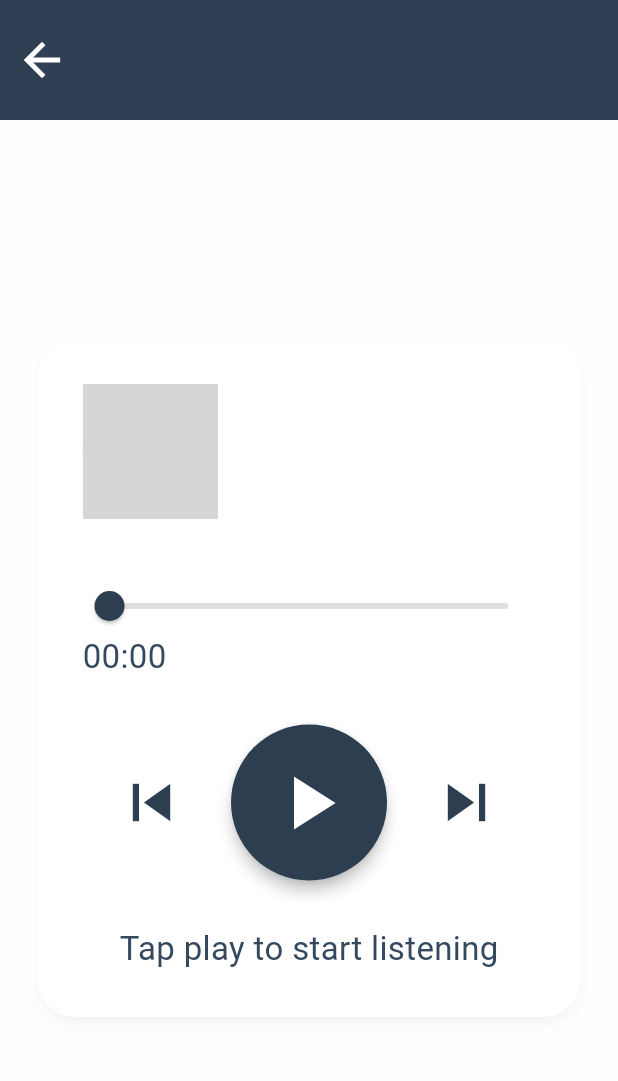
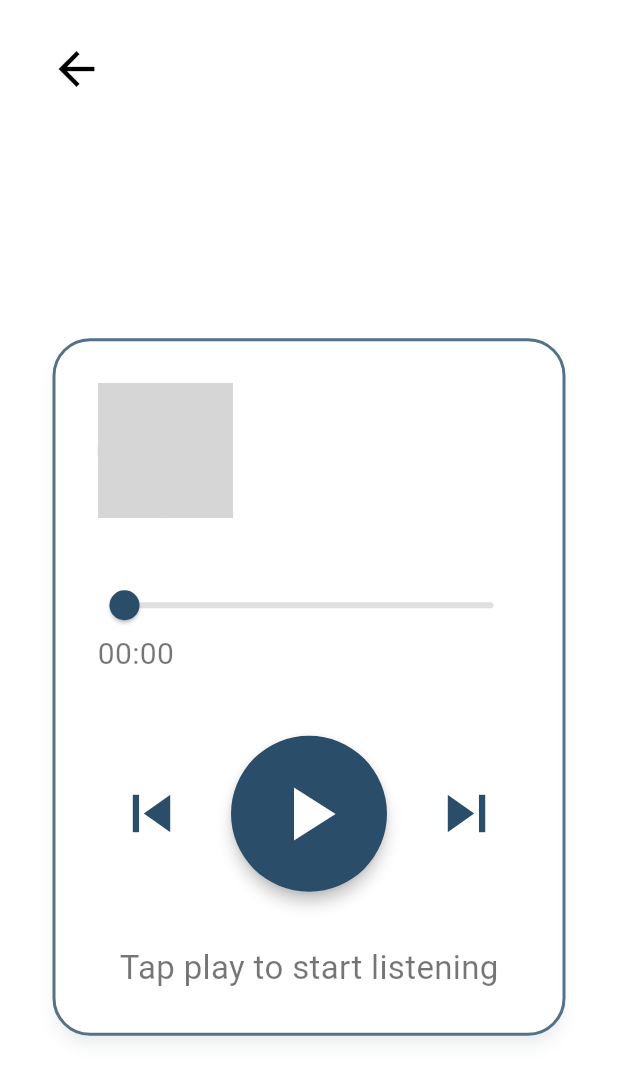
Before and after one commit to Majdalru/2025_GP_13, a Flutter app: the AudioPlayerPage screen opened directly with empty values, on a phone screen of 412 x 824 dp. Shown: the top 1081 px of the screen. Run offline on Flutter 3.47's test engine with Material 3 defaults, Android fonts, the phone set to English and light mode, and no system bars; our stand-ins replace shared_preferences; accounts and stored records are empty; Roboto replaces fonts that are missing (NotoSansArabic); grey boxes are pictures that could not be loaded.

Commit message:
Update audio_player_page.dart

```diff
--- a/lib/elderly_Screens/screens/audio_player_page.dart
+++ b/lib/elderly_Screens/screens/audio_player_page.dart
@@ -12,40 +12,53 @@ class AudioPlayerPage extends StatelessWidget {
 
   @override
   Widget build(BuildContext context) {
-    const backgroundColor = Color(0xFFFDFEFE);
-    const appBarColor = Color(0xFF2C3E50);
-    const textColor = Color(0xFF34495E);
-    const accentColor = Color(0xFF2C3E50);
+    const darkBlue = Color(0xFF2A4D69);
 
     return Scaffold(
-      backgroundColor: backgroundColor,
-      appBar: AppBar(
-        backgroundColor: appBarColor,
-        elevation: 3,
-        leading: IconButton(
-          icon: const Icon(Icons.arrow_back, size: 36, color: Colors.white),
+      backgroundColor: Colors.white,
+      body: SafeArea(
+        child: Padding(
+          padding: const EdgeInsets.symmetric(horizontal: 25, vertical: 20),
+          child: Column(
+            crossAxisAlignment: CrossAxisAlignment.start,
+            children: [
+              // 🔹 Top Row (Back + Title)
+              Row(
+                children: [
+                  IconButton(
+                    icon: const Icon(Icons.arrow_back,
+                        size: 36, color: Colors.black),
                     onPressed: () => Navigator.pop(context),
                   ),
-        title: Text(
+                  const SizedBox(width: 5),
+                  Expanded(
+                    child: Text(
                       title,
                       style: const TextStyle(
                         fontFamily: 'NotoSansArabic',
                         fontSize: 30,
                         fontWeight: FontWeight.bold,
-            color: Colors.white,
+                        color: Colors.black,
+                      ),
+                      overflow: TextOverflow.ellipsis,
                     ),
                   ),
-        centerTitle: true,
-        toolbarHeight: 80,
+                ],
               ),
-      body: Center(
+
+              const SizedBox(height: 40),
+
+              // 🔹 Audio Player Card
+              Expanded(
+                child: Center(
                   child: Card(
                     color: Colors.white,
-          elevation: 3,
-          shadowColor: Colors.grey.withOpacity(0.1),
-          margin: const EdgeInsets.all(25),
+                    elevation: 4,
+                    shadowColor: darkBlue.withOpacity(0.15),
+                    margin: const EdgeInsets.all(10),
                     shape: RoundedRectangleBorder(
                       borderRadius: BorderRadius.circular(25),
+                      side: BorderSide(color: darkBlue.withOpacity(0.8), width: 2),
                     ),
                     child: Padding(
                       padding: const EdgeInsets.all(30.0),
@@ -56,7 +69,8 @@ class AudioPlayerPage extends StatelessWidget {
                             children: [
                               const CircleAvatar(
                                 radius: 45,
-                      backgroundImage: AssetImage('assets/images/sample.jpg'),
+                                backgroundImage:
+                                    AssetImage('assets/images/sample.jpg'),
                               ),
                               const SizedBox(width: 20),
                               Expanded(
@@ -66,19 +80,22 @@ class AudioPlayerPage extends StatelessWidget {
                                     fontFamily: 'NotoSansArabic',
                                     fontSize: 28,
                                     fontWeight: FontWeight.bold,
-                          color: textColor,
+                                    color: darkBlue,
                                   ),
                                 ),
                               ),
                             ],
                           ),
+
                           const SizedBox(height: 40),
+
+                          // 🔹 Slider
                           SliderTheme(
                             data: SliderTheme.of(context).copyWith(
-                    thumbShape:
-                        const RoundSliderThumbShape(enabledThumbRadius: 10),
-                    overlayShape:
-                        const RoundSliderOverlayShape(overlayRadius: 18),
+                              thumbShape: const RoundSliderThumbShape(
+                                  enabledThumbRadius: 10),
+                              overlayShape: const RoundSliderOverlayShape(
+                                  overlayRadius: 18),
                               trackHeight: 4,
                             ),
                             child: Slider(
@@ -86,36 +103,40 @@ class AudioPlayerPage extends StatelessWidget {
                               onChanged: (value) {},
                               min: 0,
                               max: 100,
-                    activeColor: accentColor,
+                              activeColor: darkBlue,
                               inactiveColor: Colors.grey[300],
                             ),
                           ),
+
                           const Align(
                             alignment: Alignment.centerLeft,
                             child: Text(
                               "00:00",
                               style: TextStyle(
                                 fontFamily: 'NotoSansArabic',
-                      fontSize: 22,
-                      color: textColor,
+                                fontSize: 20,
+                                color: Colors.black54,
                               ),
                             ),
                           ),
-                const SizedBox(height: 30),
+
+                          const SizedBox(height: 40),
+
+                          // 🔹 Player Controls
                           Row(
                             mainAxisAlignment: MainAxisAlignment.center,
                             children: [
                               IconButton(
                                 icon: const Icon(Icons.skip_previous),
                                 iconSize: 50,
-                      color: accentColor,
+                                color: darkBlue,
                                 onPressed: () {},
                               ),
                               const SizedBox(width: 20),
                               ElevatedButton(
                                 style: ElevatedButton.styleFrom(
                                   shape: const CircleBorder(),
-                        backgroundColor: accentColor,
+                                  backgroundColor: darkBlue,
                                   padding: const EdgeInsets.all(22),
                                   elevation: 4,
                                 ),
@@ -130,18 +151,20 @@ class AudioPlayerPage extends StatelessWidget {
                               IconButton(
                                 icon: const Icon(Icons.skip_next),
                                 iconSize: 50,
-                      color: accentColor,
+                                color: darkBlue,
                                 onPressed: () {},
                               ),
                             ],
                           ),
-                const SizedBox(height: 30),
+
+                          const SizedBox(height: 35),
+
                           const Text(
                             "Tap play to start listening",
                             style: TextStyle(
                               fontFamily: 'NotoSansArabic',
                               fontSize: 22,
-                    color: textColor,
+                              color: Colors.black54,
                             ),
                           ),
                         ],
@@ -149,6 +172,11 @@ class AudioPlayerPage extends StatelessWidget {
                     ),
                   ),
                 ),
+              ),
+            ],
+          ),
+        ),
+      ),
     );
   }
 }
```
Lines whose indentation alone changed are shown as unchanged.
